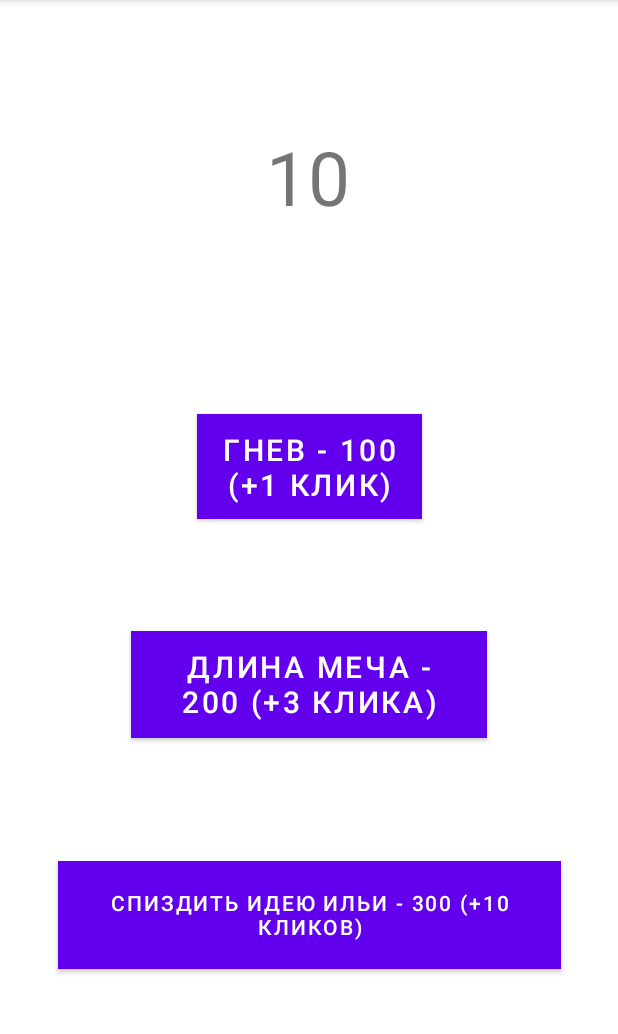
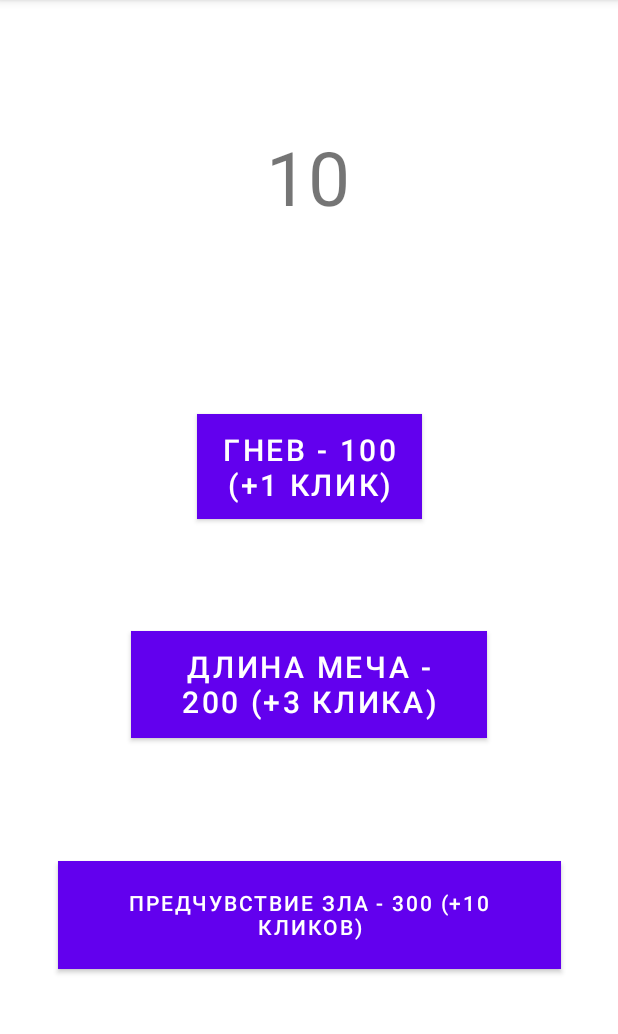
Before and after one commit to GUZLIKE/Clicker, an Android app: the Improve screen opened directly, with no data from a screen before it, on a phone screen of 412 x 824 dp, the part 84-1118 px from its top. Run offline under Robolectric (Android 15) with nearby library versions, the phone set to English and light mode, and no system bars.

Commit message:
NEW ICON

```diff
--- a/app/src/main/AndroidManifest.xml
+++ b/app/src/main/AndroidManifest.xml
@@ -6,7 +6,7 @@
         android:allowBackup="true"
         android:dataExtractionRules="@xml/data_extraction_rules"
         android:fullBackupContent="@xml/backup_rules"
-        android:icon="@mipmap/ic_launcher"
+        android:icon="@drawable/berserk"
         android:label="@string/app_name"
         android:supportsRtl="true"
         android:theme="@style/Theme.BerserkClicker"
--- a/app/src/main/java/ru/guzlik/berserkclicker/Improve.java
+++ b/app/src/main/java/ru/guzlik/berserkclicker/Improve.java
@@ -68,7 +68,7 @@ public class Improve extends AppCompatActivity {
             @Override
             public void onClick(View view) {
                 if (MainActivity.count >= 200){
-                    MainActivity.plus_kill += 2;
+                    MainActivity.plus_kill += 3;
                     MainActivity.count -= 200;
                     MainActivity.text.setText(MainActivity.count + "");
                     text.setText(MainActivity.count + "");
@@ -82,7 +82,7 @@ public class Improve extends AppCompatActivity {
             @Override
             public void onClick(View view) {
                 if (MainActivity.count >= 300){
-                    MainActivity.plus_kill += 3;
+                    MainActivity.plus_kill += 10;
                     MainActivity.count -= 300;
                     MainActivity.text.setText(MainActivity.count + "");
                     text.setText(MainActivity.count + "");
--- a/app/src/main/java/ru/guzlik/berserkclicker/MainActivity.java
+++ b/app/src/main/java/ru/guzlik/berserkclicker/MainActivity.java
@@ -55,6 +55,8 @@ public class MainActivity extends AppCompatActivity {
     }
 
 
+    //Метод сохранения кол-ва кликов
+
     void save(){
         preferences = getPreferences(MODE_PRIVATE);
         SharedPreferences.Editor editor = preferences.edit();
@@ -62,6 +64,7 @@ public class MainActivity extends AppCompatActivity {
         editor.commit();
     }
 
+    //Метод загрузки кол-ва кликов
     void load(){
         preferences = getPreferences(MODE_PRIVATE);
         count = preferences.getInt("clicks", 0);
--- a/app/src/main/res/layout/activity_improve.xml
+++ b/app/src/main/res/layout/activity_improve.xml
@@ -48,7 +48,7 @@
 
     <Button
         android:background="@color/purple_200"
-        android:text="СПИЗДИТЬ ИДЕЮ ИЛЬИ - 300 (+10 кликов)"
+        android:text="ПРЕДЧУВСТВИЕ ЗЛА - 300 (+10 кликов)"
         android:layout_width="335dp"
         android:layout_height="72dp"
         android:id="@+id/steal"
```
